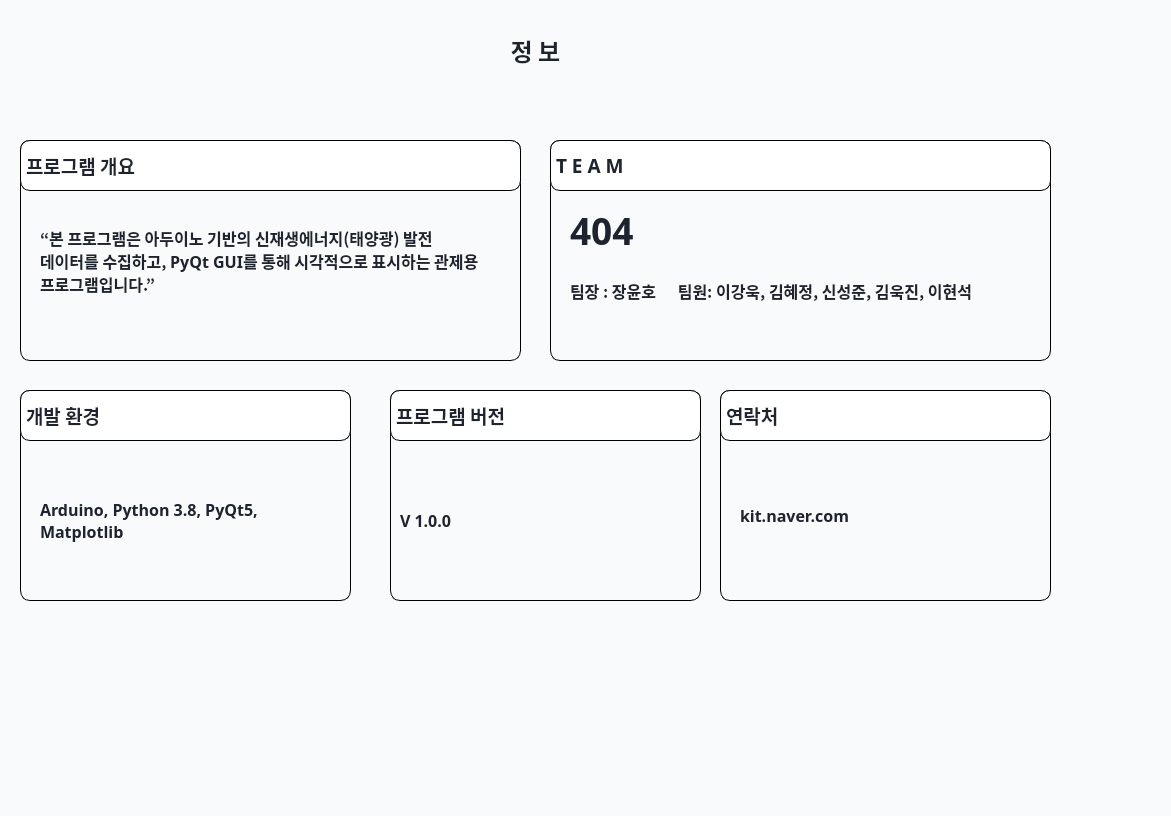
Above: PyQt_GUI/information.ui from yuunow57/Capstone-Design-Project before the change. Below: the same form after it.
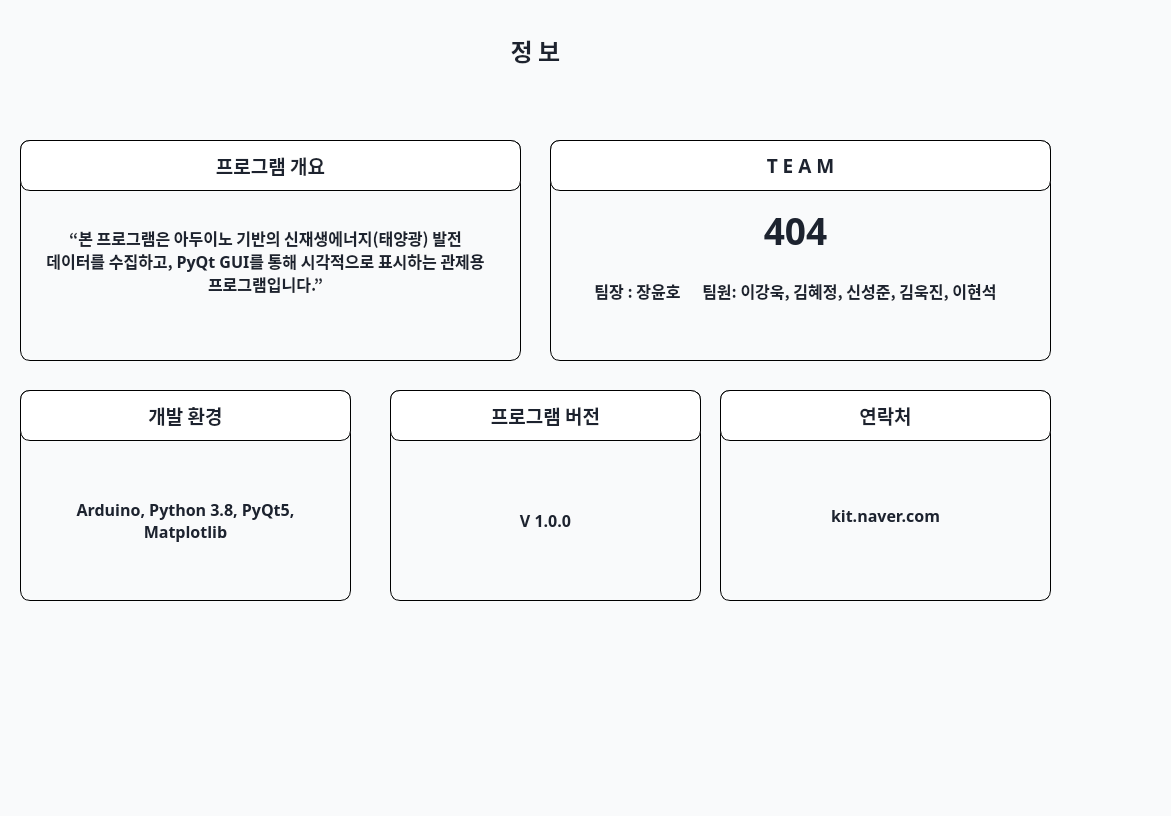
That is the form after the change. Icons and pictures are not drawn.

Patch:
```diff
--- a/PyQt_GUI/information.ui
+++ b/PyQt_GUI/information.ui
@@ -114,6 +114,9 @@
      <property name="text">
       <string>프로그램 개요</string>
      </property>
+     <property name="alignment">
+      <set>Qt::AlignCenter</set>
+     </property>
     </widget>
     <widget class="QLabel" name="label_8">
      <property name="geometry">
@@ -138,6 +141,9 @@
      <property name="text">
       <string>“본 프로그램은 아두이노 기반의 신재생에너지(태양광) 발전 데이터를 수집하고, PyQt GUI를 통해 시각적으로 표시하는 관제용 프로그램입니다.”</string>
      </property>
+     <property name="alignment">
+      <set>Qt::AlignCenter</set>
+     </property>
      <property name="wordWrap">
       <bool>true</bool>
      </property>
@@ -185,6 +191,9 @@
      <property name="text">
       <string>개발 환경</string>
      </property>
+     <property name="alignment">
+      <set>Qt::AlignCenter</set>
+     </property>
     </widget>
     <widget class="QLabel" name="label_10">
      <property name="geometry">
@@ -209,6 +218,9 @@
      <property name="text">
       <string>Arduino, Python 3.8, PyQt5, Matplotlib</string>
      </property>
+     <property name="alignment">
+      <set>Qt::AlignCenter</set>
+     </property>
      <property name="wordWrap">
       <bool>true</bool>
      </property>
@@ -256,6 +268,9 @@
      <property name="text">
       <string>T E A M</string>
      </property>
+     <property name="alignment">
+      <set>Qt::AlignCenter</set>
+     </property>
     </widget>
     <widget class="QLabel" name="label_9">
      <property name="geometry">
@@ -280,6 +295,9 @@
      <property name="text">
       <string>404</string>
      </property>
+     <property name="alignment">
+      <set>Qt::AlignCenter</set>
+     </property>
      <property name="wordWrap">
       <bool>true</bool>
      </property>
@@ -307,6 +325,9 @@
      <property name="text">
       <string>팀장 : 장윤호      팀원: 이강욱, 김혜정, 신성준, 김욱진, 이현석</string>
      </property>
+     <property name="alignment">
+      <set>Qt::AlignCenter</set>
+     </property>
      <property name="wordWrap">
       <bool>true</bool>
      </property>
@@ -354,6 +375,9 @@
      <property name="text">
       <string>프로그램 버전</string>
      </property>
+     <property name="alignment">
+      <set>Qt::AlignCenter</set>
+     </property>
     </widget>
     <widget class="QLabel" name="label_11">
      <property name="geometry">
@@ -378,6 +402,9 @@
      <property name="text">
       <string>V 1.0.0</string>
      </property>
+     <property name="alignment">
+      <set>Qt::AlignCenter</set>
+     </property>
      <property name="wordWrap">
       <bool>true</bool>
      </property>
@@ -425,6 +452,9 @@
      <property name="text">
       <string>연락처</string>
      </property>
+     <property name="alignment">
+      <set>Qt::AlignCenter</set>
+     </property>
     </widget>
     <widget class="QLabel" name="label_12">
      <property name="geometry">
@@ -449,6 +479,9 @@
      <property name="text">
       <string>kit.naver.com</string>
      </property>
+     <property name="alignment">
+      <set>Qt::AlignCenter</set>
+     </property>
      <property name="wordWrap">
       <bool>true</bool>
      </property>
```
Left out of the diff: 5 changed lines with no effect on the pictures.
